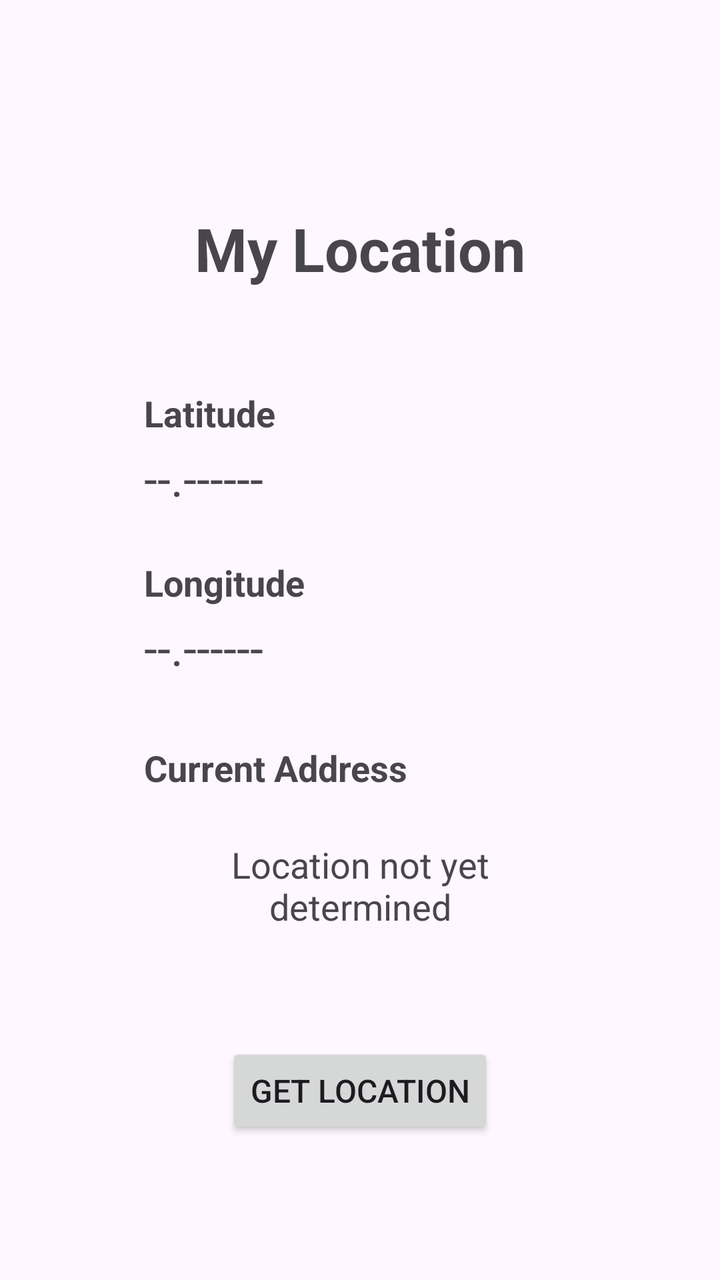
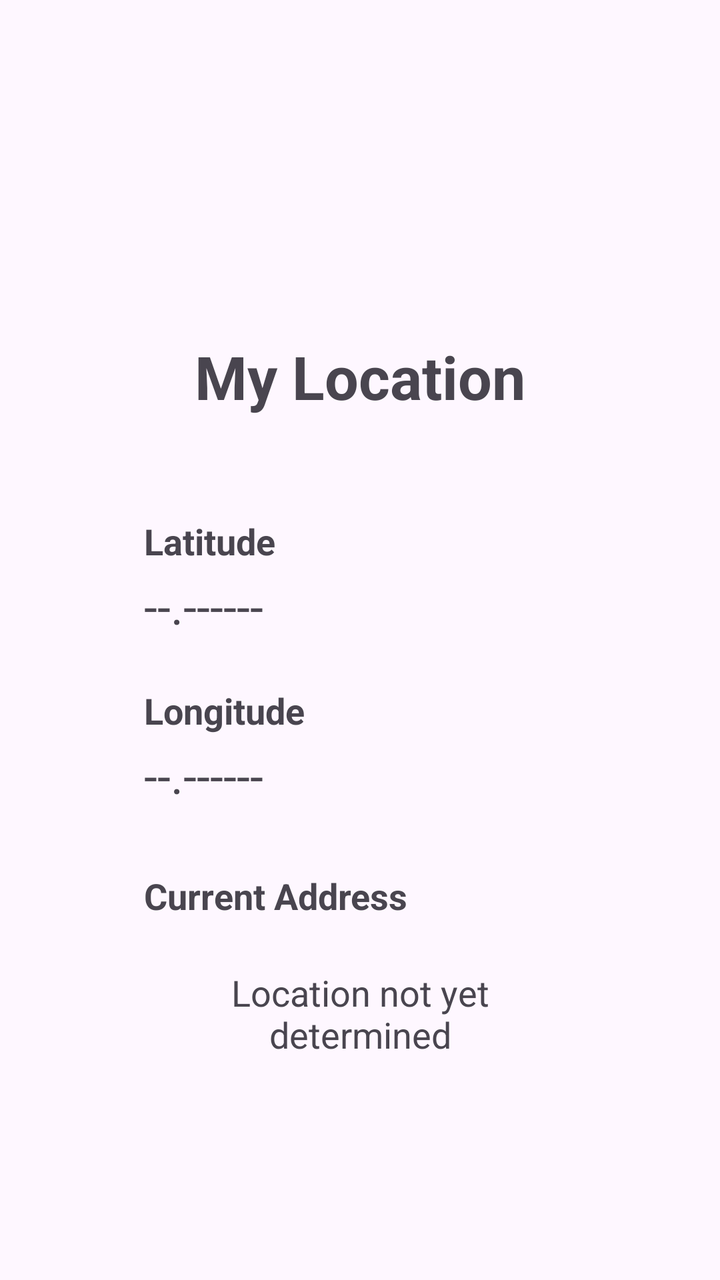

Before-and-after screenshots of an Android layout around one commit, followed by the original layout XML and the change that was made.
<!-- AndroidManifest.xml: application theme Theme.LocationFinder -->
<!-- res/layout/activity_main.xml -->
<?xml version="1.0" encoding="utf-8"?>
<androidx.constraintlayout.widget.ConstraintLayout xmlns:android="http://schemas.android.com/apk/res/android"
    xmlns:app="http://schemas.android.com/apk/res-auto"
    xmlns:tools="http://schemas.android.com/tools"
    android:id="@+id/main"
    android:layout_width="match_parent"
    android:layout_height="match_parent"
    android:padding="72dp"
    tools:context=".MainActivity">

    <TextView
        android:id="@+id/titleText"
        android:layout_width="wrap_content"
        android:layout_height="wrap_content"
        android:text="My Location"
        android:textSize="30sp"
        android:textStyle="bold"
        android:layout_marginTop="32dp"
        app:layout_constraintTop_toTopOf="parent"
        app:layout_constraintStart_toStartOf="parent"
        app:layout_constraintEnd_toEndOf="parent" />

    <TextView
        android:id="@+id/latitudeLabel"
        android:layout_width="wrap_content"
        android:layout_height="wrap_content"
        android:text="Latitude"
        android:textSize="18sp"
        android:textStyle="bold"
        android:layout_marginTop="50dp"
        app:layout_constraintTop_toBottomOf="@id/titleText"
        app:layout_constraintStart_toStartOf="parent" />

    <TextView
        android:id="@+id/latitudeText"
        android:layout_width="0dp"
        android:layout_height="wrap_content"
        android:text="--.------"
        android:textSize="24sp"
        android:layout_marginTop="4dp"
        app:layout_constraintTop_toBottomOf="@id/latitudeLabel"
        app:layout_constraintStart_toStartOf="parent"
        app:layout_constraintEnd_toEndOf="parent" />

    <TextView
        android:id="@+id/longitudeLabel"
        android:layout_width="wrap_content"
        android:layout_height="wrap_content"
        android:text="Longitude"
        android:textSize="18sp"
        android:textStyle="bold"
        android:layout_marginTop="24dp"
        app:layout_constraintTop_toBottomOf="@id/latitudeText"
        app:layout_constraintStart_toStartOf="parent" />

    <TextView
        android:id="@+id/longitudeText"
        android:layout_width="0dp"
        android:layout_height="wrap_content"
        android:text="--.------"
        android:textSize="24sp"
        android:layout_marginTop="4dp"
        app:layout_constraintTop_toBottomOf="@id/longitudeLabel"
        app:layout_constraintStart_toStartOf="parent"
        app:layout_constraintEnd_toEndOf="parent" />

    <TextView
        android:id="@+id/addressLabel"
        android:layout_width="wrap_content"
        android:layout_height="wrap_content"
        android:text="Current Address"
        android:textSize="18sp"
        android:textStyle="bold"
        android:layout_marginTop="32dp"
        app:layout_constraintTop_toBottomOf="@id/longitudeText"
        app:layout_constraintStart_toStartOf="parent" />

    <TextView
        android:id="@+id/addressText"
        android:layout_width="0dp"
        android:layout_height="wrap_content"
        android:text="Location not yet determined"
        android:textSize="18sp"
        android:gravity="center"
        android:padding="16dp"
        android:layout_marginTop="8dp"
        app:layout_constraintTop_toBottomOf="@id/addressLabel"
        app:layout_constraintStart_toStartOf="parent"
        app:layout_constraintEnd_toEndOf="parent" />

    <Button
        android:id="@+id/locationButton"
        android:layout_width="wrap_content"
        android:layout_height="wrap_content"
        android:text="GET LOCATION"
        android:textSize="16sp"
        android:layout_marginTop="40dp"
        app:layout_constraintTop_toBottomOf="@id/addressText"
        app:layout_constraintStart_toStartOf="parent"
        app:layout_constraintEnd_toEndOf="parent" />

</androidx.constraintlayout.widget.ConstraintLayout>
<!-- resources referenced by this layout -->
<resources>
  <style name="Theme.LocationFinder" parent="Base.Theme.LocationFinder" />
  <style name="Base.Theme.LocationFinder" parent="Theme.Material3.DayNight.NoActionBar">
          
          
      </style>
</resources>

<!-- the commit's change to res/layout/activity_main.xml (unified diff, before → after) -->
@@ -8,6 +8,15 @@
     android:padding="72dp"
     tools:context=".MainActivity">
 
+    <androidx.appcompat.widget.Toolbar
+        android:id="@+id/toolbar"
+        android:layout_width="0dp"
+        android:layout_height="?attr/actionBarSize"
+        android:title="Location Finder"
+        app:layout_constraintTop_toTopOf="parent"
+        app:layout_constraintStart_toStartOf="parent"
+        app:layout_constraintEnd_toEndOf="parent" />
+
     <TextView
         android:id="@+id/titleText"
         android:layout_width="wrap_content"
@@ -16,7 +25,7 @@
         android:textSize="30sp"
         android:textStyle="bold"
         android:layout_marginTop="32dp"
-        app:layout_constraintTop_toTopOf="parent"
+        app:layout_constraintTop_toBottomOf="@id/toolbar"
         app:layout_constraintStart_toStartOf="parent"
         app:layout_constraintEnd_toEndOf="parent" />
 
